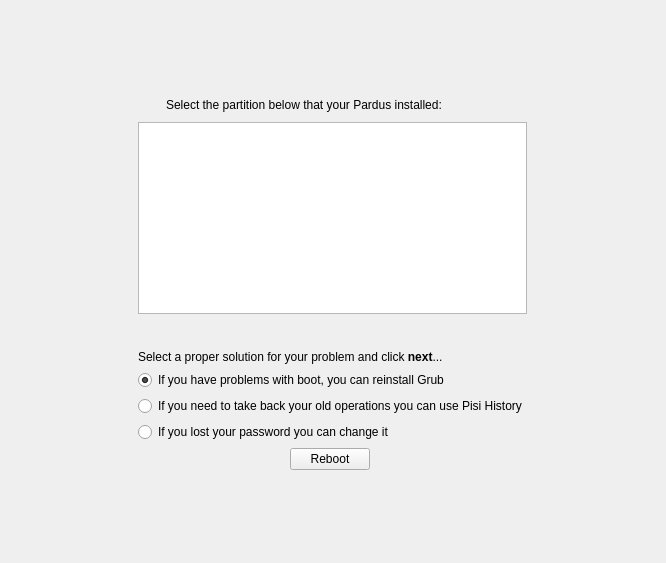
Before: the Qt Designer form yali4/gui/Ui/rescuewidget.ui in dadas45li/yali, drawn with Qt 5.
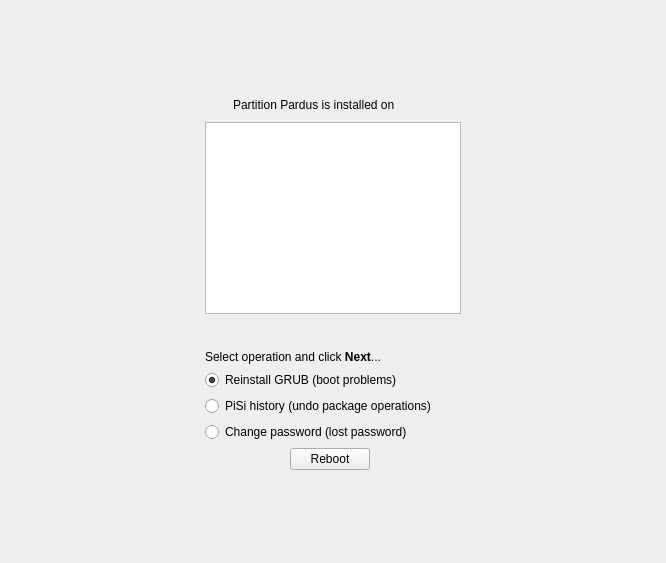
After: the same form once the commit is applied. Icons and pictures are not drawn.

The edit to the form file:
```diff
--- a/yali4/gui/Ui/rescuewidget.ui
+++ b/yali4/gui/Ui/rescuewidget.ui
@@ -66,7 +66,7 @@
         <string notr="true"/>
        </property>
        <property name="text">
-        <string>Select the partition below that your Pardus installed:</string>
+        <string>Partition Pardus is installed on</string>
        </property>
        <property name="wordWrap">
         <bool>true</bool>
@@ -136,7 +136,7 @@
    <item row="4" column="1" colspan="2">
     <widget class="QLabel" name="solutionLabel">
      <property name="text">
-      <string>Select a proper solution for your problem and click &lt;b&gt;next&lt;/b&gt;...</string>
+      <string>Select operation and click &lt;b&gt;Next&lt;/b&gt;...</string>
      </property>
      <property name="wordWrap">
       <bool>true</bool>
@@ -146,7 +146,7 @@
    <item row="5" column="1" colspan="2">
     <widget class="QRadioButton" name="useGrub">
      <property name="text">
-      <string>If you have problems with boot, you can reinstall Grub</string>
+      <string>Reinstall GRUB (boot problems)</string>
      </property>
      <property name="iconSize">
       <size>
@@ -165,7 +165,7 @@
       <string/>
      </property>
      <property name="text">
-      <string>If you need to take back your old operations you can use Pisi History</string>
+      <string>PiSi history (undo package operations)</string>
      </property>
      <property name="iconSize">
       <size>
@@ -184,7 +184,7 @@
       <string/>
      </property>
      <property name="text">
-      <string>If you lost your password you can change it</string>
+      <string>Change password (lost password)</string>
      </property>
      <property name="iconSize">
       <size>
```
